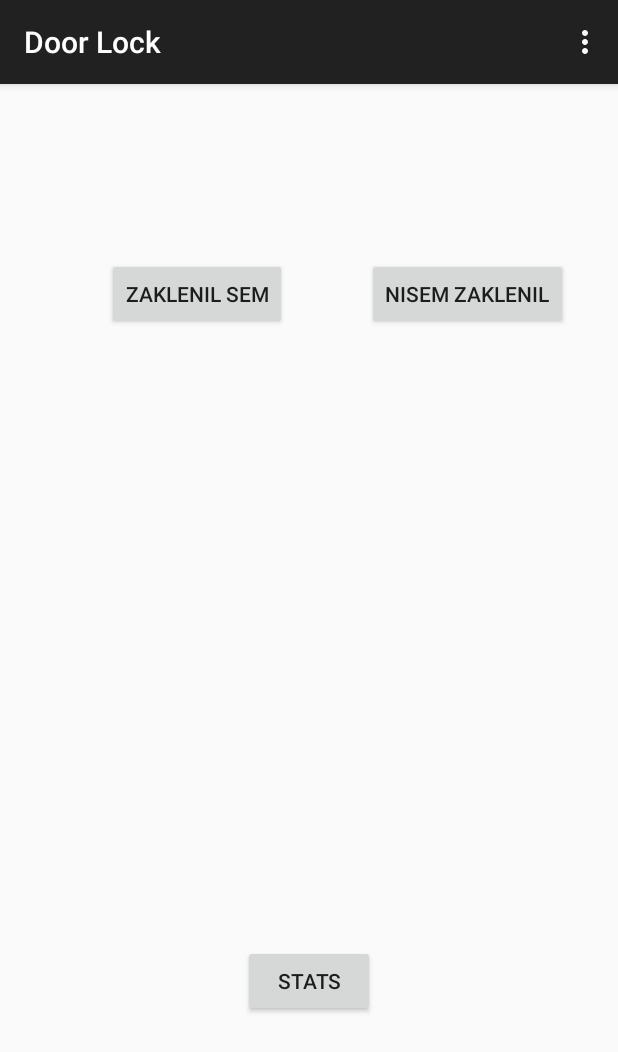
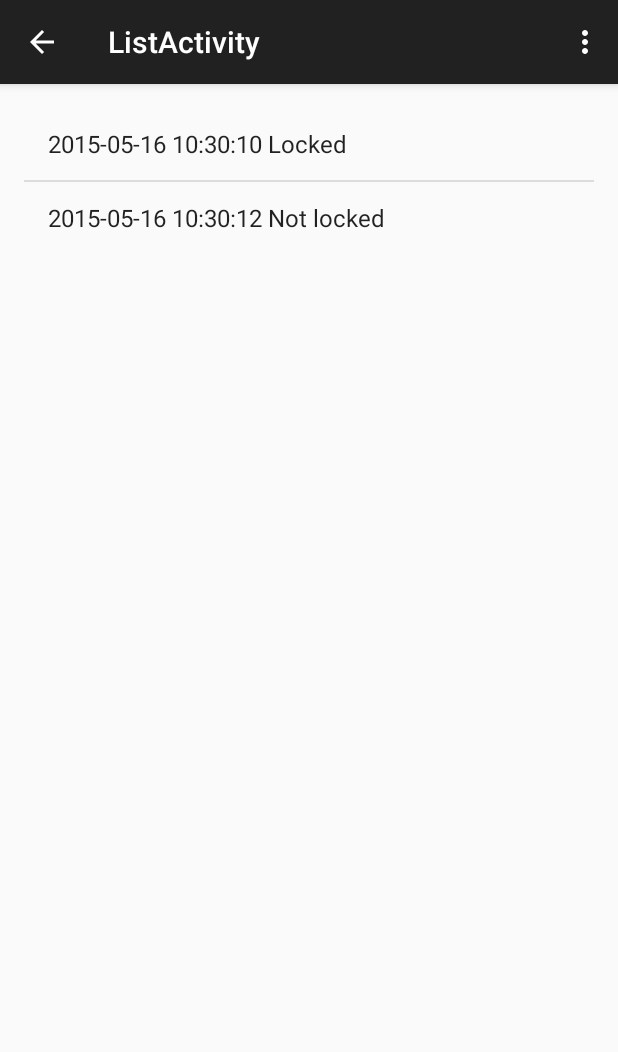
Before and after one commit to BorutUmer/door_lock, an Android app: the screen it shows after launch (MainActivity before the commit, ListActivity after it), after a tap on "STATS", on a phone screen of 412 x 824 dp. Shown: the top 1052 px of the screen. Run offline under Robolectric (Android 15) with nearby library versions, the phone set to English and light mode, and no system bars.

Commit message:
It "basically" "works".

```diff
--- a/app/src/main/java/com/janmalec/jan/doorlock/Entry.java
+++ b/app/src/main/java/com/janmalec/jan/doorlock/Entry.java
@@ -7,7 +7,7 @@ import java.util.Locale;
 /**
  * Created by jan on 16.5.2015.
  */
-public class Entry {
+public class Entry implements java.io.Serializable{
 
     private Date timestamp = null;
     private int oClose; // 0 is open, 1 is close
--- /dev/null
+++ b/app/src/main/java/com/janmalec/jan/doorlock/ListActivity.java
@@ -0,0 +1,68 @@
+package com.janmalec.jan.doorlock;
+
+import android.support.v7.app.ActionBarActivity;
+import android.os.Bundle;
+import android.util.Log;
+import android.view.Menu;
+import android.view.MenuItem;
+import android.widget.ArrayAdapter;
+import android.widget.ListAdapter;
+import android.widget.ListView;
+
+import java.lang.reflect.Array;
+import java.util.ArrayList;
+
+
+public class ListActivity extends ActionBarActivity {
+
+    @Override
+    protected void onCreate(Bundle savedInstanceState) {
+        super.onCreate(savedInstanceState);
+        setContentView(R.layout.activity_list);
+
+        ArrayList<String> timeStamps = (ArrayList<String>) getIntent().getSerializableExtra("timestamps");
+        ArrayList<Integer> locked = (ArrayList<Integer>) getIntent().getSerializableExtra("ocs");
+
+        Log.d("prvi timestamp", timeStamps.get(0));
+
+        String [] timeStampsString = new String [timeStamps.size()];
+        String uLocked = " Locked";
+        String uNlocked = " Not locked";
+
+        for(int i = 0; i < timeStamps.size(); i++){
+            if(locked.get(i) == 1) {
+                timeStampsString[i] = timeStamps.get(i) + uLocked;
+            }
+            else if(locked.get(i) == 0){
+                timeStampsString[i] = timeStamps.get(i) + uNlocked;
+            }
+        }
+
+
+        ListAdapter adapter = new ArrayAdapter<String>(ListActivity.this, android.R.layout.simple_list_item_1, timeStampsString);
+        ListView resultsList = (ListView) findViewById(R.id.listView);
+        resultsList.setAdapter(adapter);
+    }
+
+    @Override
+    public boolean onCreateOptionsMenu(Menu menu) {
+        // Inflate the menu; this adds items to the action bar if it is present.
+        getMenuInflater().inflate(R.menu.menu_list, menu);
+        return true;
+    }
+
+    @Override
+    public boolean onOptionsItemSelected(MenuItem item) {
+        // Handle action bar item clicks here. The action bar will
+        // automatically handle clicks on the Home/Up button, so long
+        // as you specify a parent activity in AndroidManifest.xml.
+        int id = item.getItemId();
+
+        //noinspection SimplifiableIfStatement
+        if (id == R.id.action_settings) {
+            return true;
+        }
+
+        return super.onOptionsItemSelected(item);
+    }
+}
--- a/app/src/main/java/com/janmalec/jan/doorlock/MainActivity.java
+++ b/app/src/main/java/com/janmalec/jan/doorlock/MainActivity.java
@@ -11,6 +11,7 @@ import android.widget.Button;
 import android.widget.Toast;
 import android.util.Log;
 
+import java.io.Serializable;
 import java.util.ArrayList;
 
 
@@ -58,16 +59,26 @@ public class MainActivity extends ActionBarActivity {
         gLog.setOnClickListener(new View.OnClickListener() {
             @Override
             public void onClick(View v) {
-                Intent log_I = new Intent(context, Log.class);
+                Intent log_I = new Intent(context, ListActivity.class);
                 ArrayList <Entry> events = new ArrayList<>();
                 events = db.getAllEvents();
-                Log.d("prvi timestamp", events.get(0).getTimestamp());
-                Log.d("drugi timestamp", events.get(1).getTimestamp());
-                Bundle bundle = new Bundle();
-                bundle.putSerializable("logs", events);
+                if (events.size() > 1) {
+                    Log.d("prvi timestamp", events.get(0).getTimestamp());
+                    Log.d("drugi timestamp", events.get(1).getTimestamp());
+                    ArrayList<String> timeStamps = new ArrayList<String>();
+                    ArrayList<Integer> locked = new ArrayList<Integer>();
 
-                //log_I.putExtra("log", bundle);
-                startActivity(log_I);
+                    int i = 0;
+                    for (Entry current : events) {
+                        timeStamps.add(i, current.getTimestamp());
+                        locked.add(i, current.getOpenClose());
+                        i = i + 1;
+                    }
+
+                    log_I.putExtra("timestamps", timeStamps);
+                    log_I.putExtra("ocs", locked);
+                    startActivity(log_I);
+                }
 
 
             }
--- /dev/null
+++ b/app/src/main/res/layout/activity_list.xml
@@ -0,0 +1,15 @@
+<RelativeLayout xmlns:android="http://schemas.android.com/apk/res/android"
+    xmlns:tools="http://schemas.android.com/tools" android:layout_width="match_parent"
+    android:layout_height="match_parent" android:paddingLeft="@dimen/activity_horizontal_margin"
+    android:paddingRight="@dimen/activity_horizontal_margin"
+    android:paddingTop="@dimen/activity_vertical_margin"
+    android:paddingBottom="@dimen/activity_vertical_margin"
+    tools:context="com.janmalec.jan.doorlock.ListActivity">
+
+
+    <ListView
+        android:layout_width="wrap_content"
+        android:layout_height="wrap_content"
+        android:id="@+id/listView" />
+
+</RelativeLayout>
--- /dev/null
+++ b/app/src/main/res/menu/menu_list.xml
@@ -0,0 +1,7 @@
+<menu xmlns:android="http://schemas.android.com/apk/res/android"
+    xmlns:app="http://schemas.android.com/apk/res-auto"
+    xmlns:tools="http://schemas.android.com/tools"
+    tools:context="com.janmalec.jan.doorlock.ListActivity">
+    <item android:id="@+id/action_settings" android:title="@string/action_settings"
+        android:orderInCategory="100" app:showAsAction="never" />
+</menu>
--- a/app/src/main/res/values/strings.xml
+++ b/app/src/main/res/values/strings.xml
@@ -6,5 +6,6 @@
     <string name="z_vrata">Zaklenil sem</string>
     <string name="n_vrata">Nisem zaklenil</string>
     <string name="log_string">Stats</string>
+    <string name="title_activity_list">ListActivity</string>
 
 </resources>
```
Also changed, not shown: app/src/main/AndroidManifest.xml (+5 -2 lines), app/src/main/java/com/janmalec/jan/doorlock/Log.java (deleted, +0 -35 lines), app/src/main/res/layout/log_activity.xml (deleted, +0 -11 lines).
